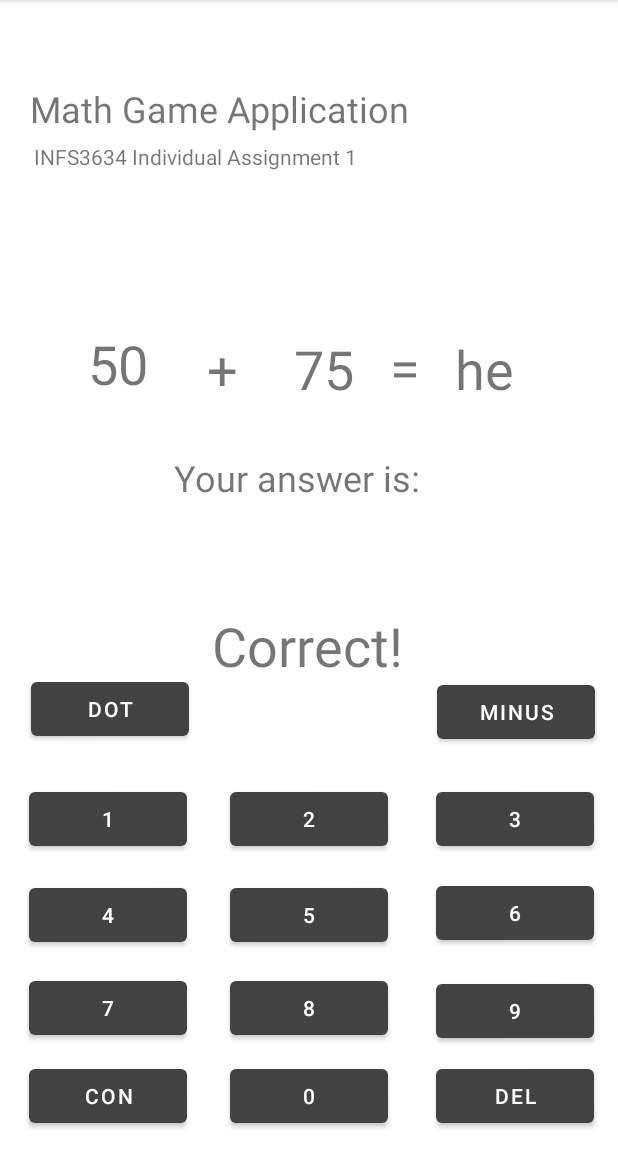
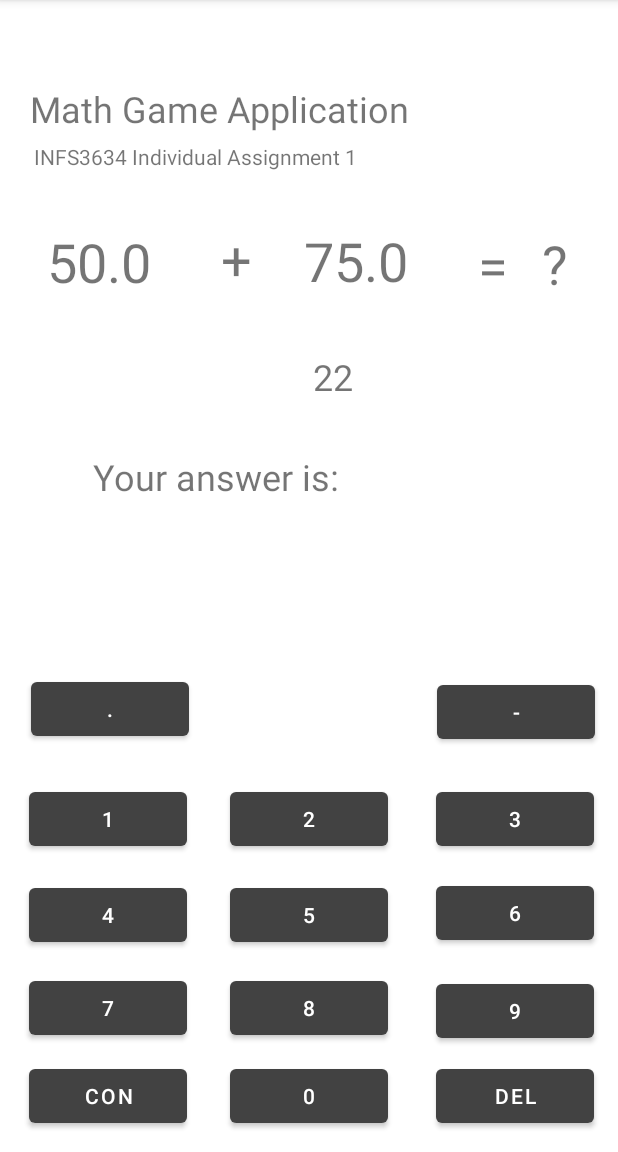
Before and after one commit to GinoWu777/Assignement1attempt2, an Android app: the screen it shows after launch (MainActivity), on a phone screen of 412 x 824 dp, the part 84-1236 px from its top. Run offline under Robolectric (Android 15) with nearby library versions, the phone set to English and light mode, and no system bars.

```diff
--- a/app/src/main/java/com/example/assignement1attempt2/MainActivity.java
+++ b/app/src/main/java/com/example/assignement1attempt2/MainActivity.java
@@ -2,7 +2,9 @@ package com.example.assignement1attempt2;
 
 import androidx.appcompat.app.AppCompatActivity;
 
+import android.graphics.Color;
 import android.os.Bundle;
+import android.os.CountDownTimer;
 import android.view.View;
 import android.content.Intent;
 import android.os.Bundle;
@@ -31,6 +33,14 @@ public class MainActivity extends AppCompatActivity {
     private Button zero;
     private Button delete;
     private Button confirm;
+    private TextView textView8;
+    private static final long START_TIME_IN_MILISEC= 30000;
+    private TextView Timer;
+    private CountDownTimer timelimit;
+    private boolean TimerRunning;
+    private long Timeleftinmilisec= START_TIME_IN_MILISEC;
+    private Button dot;
+    private Button minus;
 
 
     @Override
@@ -54,47 +64,69 @@ public class MainActivity extends AppCompatActivity {
         zero = findViewById(R.id.zero);
         delete = findViewById(R.id.delete);
         confirm = findViewById(R.id.confirm);
+        Timer = findViewById(R.id.Timer);
+        textView8=findViewById(R.id.textView8);
+        textView8.setText("?");
+        StartTimer();
+        response.setVisibility(View.INVISIBLE);
+        dot = findViewById(R.id.dot);
+        minus = findViewById(R.id.minus);
+        dot.setText(".");
+        minus.setText("-");
+
 
     }
 
     public void one(View view){
         printAns("1");
+        response.setVisibility(View.INVISIBLE);
     }
 
     public void two(View view){
         printAns("2");
+        response.setVisibility(View.INVISIBLE);
     }
     public void three(View view){
         printAns("3");
+        response.setVisibility(View.INVISIBLE);
     }
     public void four(View view){
         printAns("4");
+        response.setVisibility(View.INVISIBLE);
     }
     public void five(View view){
         printAns("5");
+        response.setVisibility(View.INVISIBLE);
     }
     public void six(View view){
         printAns("6");
+        response.setVisibility(View.INVISIBLE);
     }
     public void seven(View view){
         printAns("7");
+        response.setVisibility(View.INVISIBLE);
     }
     public void eight(View view){
         printAns("8");
+        response.setVisibility(View.INVISIBLE);
     }
     public void nine(View view){
         printAns("9");
+        response.setVisibility(View.INVISIBLE);
     }
     public void zero(View view){
         printAns("0");
+        response.setVisibility(View.INVISIBLE);
     }
 
     public void clear(View view){
         answer.setText("");
+        response.setVisibility(View.INVISIBLE);
     }
 
     public void dots(View view){
         printAns(".");
+        response.setVisibility(View.INVISIBLE);
     }
 
     public void minus(View view){
@@ -109,12 +141,19 @@ public class MainActivity extends AppCompatActivity {
         if (operator.getText().toString().equals("+")){
             correctans=firstnum+secondnum;
             if(correctans==userans){
-                response.setText("You are Correct!");
+                response.setVisibility(View.VISIBLE);
+                response.setTextColor(Color.parseColor("Green"));
+                response.setText("Correct!");
                 answer.setText("");
                 generatenewquestion();
+                OnPause();
+                ResetTimer();
+                StartTimer();
             }
             else {
-                response.setText("Your answer is incorrect!");
+                response.setVisibility(View.VISIBLE);
+                response.setTextColor(Color.parseColor("Red"));
+                response.setText("Incorrect!");
                 answer.setText("");
             }
 
@@ -122,12 +161,19 @@ public class MainActivity extends AppCompatActivity {
         else if(operator.getText().toString().equals("-")){
             correctans=firstnum-secondnum;
             if(correctans==userans){
-                response.setText("You are Correct!");
+                response.setVisibility(View.VISIBLE);
+                response.setTextColor(Color.parseColor("Green"));
+                response.setText("Correct!");
                 answer.setText("");
                 generatenewquestion();
+                OnPause();
+                ResetTimer();
+                StartTimer();
             }
             else {
-                response.setText("Your answer is incorrect!");
+                response.setVisibility(View.VISIBLE);
+                response.setTextColor(Color.parseColor("Red"));
+                response.setText("Incorrect!");
                 answer.setText("");
             }
         }
@@ -135,12 +181,19 @@ public class MainActivity extends AppCompatActivity {
         else if(operator.getText().toString().equals("*")){
             correctans=firstnum*secondnum;
             if(correctans==userans){
-                response.setText("You are Correct!");
+                response.setVisibility(View.VISIBLE);
+                response.setTextColor(Color.parseColor("Green"));
+                response.setText("Correct!");
                 answer.setText("");
                 generatenewquestion();
+                OnPause();
+                ResetTimer();
+                StartTimer();
             }
             else {
-                response.setText("Your answer is incorrect!");
+                response.setVisibility(View.VISIBLE);
+                response.setTextColor(Color.parseColor("Red"));
+                response.setText("Incorrect!");
                 answer.setText("");
             }
         }
@@ -149,12 +202,19 @@ public class MainActivity extends AppCompatActivity {
             correctans= Double.parseDouble(String.format("%.2f",firstnum/secondnum));
 
             if(correctans==userans){
-                response.setText("You are Correct!");
+                response.setVisibility(View.VISIBLE);
+                response.setTextColor(Color.parseColor("Green"));
+                response.setText("Correct!");
                 answer.setText("");
                 generatenewquestion();
+                OnPause();
+                ResetTimer();
+                StartTimer();
             }
             else {
-                response.setText("Your answer is incorrect!");
+                response.setVisibility(View.VISIBLE);
+                response.setTextColor(Color.parseColor("Red"));
+                response.setText("Incorrect!");
                 answer.setText("");
             }
         }
@@ -185,6 +245,8 @@ public class MainActivity extends AppCompatActivity {
             operator.setText("/");
         }
 
+        ResetTimer();
+
 
 
     }
@@ -196,6 +258,48 @@ public class MainActivity extends AppCompatActivity {
         answer.setText(text+s);
     }
 
+    private void StartTimer (){
+        timelimit= new CountDownTimer(Timeleftinmilisec,1000) {
+            @Override
+            public void onTick(long millisUntilFinished) {
+                //millisUntilFinished=30000;
+                Timeleftinmilisec=millisUntilFinished;
+                UpdateTimerText();
+
+            }
+
+            @Override
+            public void onFinish() {
+                TimerRunning=false;
+                answer.setText("");
+                generatenewquestion();
+                StartTimer();
+
+            }
+        }.start();
+        TimerRunning=true;
+    }
+
+    private void OnPause(){
+        timelimit.cancel();
+        TimerRunning=false;
+    }
+
+    private void UpdateTimerText(){
+        int seconds= (int) Timeleftinmilisec/1000;
+        String timeleft= String.format("%02d",seconds);
+        Timer.setText(timeleft);
+    }
+
+    private void ResetTimer(){
+        Timeleftinmilisec= START_TIME_IN_MILISEC;
+        //Timeleftinmilisec=30000;
+
+        UpdateTimerText();
+
+
+    }
+
 
 
 
--- a/app/src/main/res/layout/activity_main.xml
+++ b/app/src/main/res/layout/activity_main.xml
@@ -8,20 +8,21 @@
 
     <TextView
         android:id="@+id/response"
-        android:layout_width="157dp"
+        android:layout_width="118dp"
         android:layout_height="wrap_content"
         android:layout_alignParentStart="true"
         android:layout_alignParentLeft="true"
         android:layout_alignParentEnd="true"
         android:layout_alignParentRight="true"
         android:layout_alignParentBottom="true"
-        android:layout_marginStart="141dp"
-        android:layout_marginLeft="141dp"
-        android:layout_marginEnd="113dp"
-        android:layout_marginRight="113dp"
-        android:layout_marginBottom="313dp"
+        android:layout_marginStart="148dp"
+        android:layout_marginLeft="148dp"
+        android:layout_marginEnd="145dp"
+        android:layout_marginRight="145dp"
+        android:layout_marginBottom="346dp"
         android:text="Correct!"
-        android:textSize="36sp"
+        android:textSize="24sp"
+        android:visibility="visible"
         app:layout_constraintBottom_toBottomOf="parent"
         app:layout_constraintLeft_toLeftOf="parent"
         app:layout_constraintRight_toRightOf="parent"
@@ -63,10 +64,10 @@
         android:layout_alignParentEnd="true"
         android:layout_alignParentRight="true"
         android:layout_alignParentBottom="true"
-        android:layout_marginEnd="313dp"
-        android:layout_marginRight="313dp"
-        android:layout_marginBottom="501dp"
-        android:text="50"
+        android:layout_marginEnd="311dp"
+        android:layout_marginRight="311dp"
+        android:layout_marginBottom="569dp"
+        android:text="50.0"
         android:textSize="36sp" />
 
     <TextView
@@ -76,9 +77,9 @@
         android:layout_alignParentEnd="true"
         android:layout_alignParentRight="true"
         android:layout_alignParentBottom="true"
-        android:layout_marginEnd="253dp"
-        android:layout_marginRight="253dp"
-        android:layout_marginBottom="498dp"
+        android:layout_marginEnd="244dp"
+        android:layout_marginRight="244dp"
+        android:layout_marginBottom="571dp"
         android:text="+"
         android:textSize="36sp" />
 
@@ -89,10 +90,10 @@
         android:layout_alignParentEnd="true"
         android:layout_alignParentRight="true"
         android:layout_alignParentBottom="true"
-        android:layout_marginEnd="176dp"
-        android:layout_marginRight="176dp"
-        android:layout_marginBottom="498dp"
-        android:text="75"
+        android:layout_marginEnd="140dp"
+        android:layout_marginRight="140dp"
+        android:layout_marginBottom="570dp"
+        android:text="75.0"
         android:textSize="36sp" />
 
     <TextView
@@ -102,9 +103,9 @@
         android:layout_alignParentEnd="true"
         android:layout_alignParentRight="true"
         android:layout_alignParentBottom="true"
-        android:layout_marginEnd="132dp"
-        android:layout_marginRight="132dp"
-        android:layout_marginBottom="499dp"
+        android:layout_marginEnd="73dp"
+        android:layout_marginRight="73dp"
+        android:layout_marginBottom="567dp"
         android:text="="
         android:textSize="36sp" />
 
@@ -115,10 +116,10 @@
         android:layout_alignParentEnd="true"
         android:layout_alignParentRight="true"
         android:layout_alignParentBottom="true"
-        android:layout_marginEnd="186dp"
-        android:layout_marginRight="186dp"
-        android:layout_marginBottom="377dp"
-        android:textSize="36sp" />
+        android:layout_marginEnd="93dp"
+        android:layout_marginRight="93dp"
+        android:layout_marginBottom="434dp"
+        android:textSize="24sp" />
 
     <TextView
         android:id="@+id/textView8"
@@ -127,11 +128,12 @@
         android:layout_alignParentEnd="true"
         android:layout_alignParentRight="true"
         android:layout_alignParentBottom="true"
-        android:layout_marginEnd="69dp"
-        android:layout_marginRight="69dp"
-        android:layout_marginBottom="498dp"
-        android:text="he"
-        android:textSize="36sp" />
+        android:layout_marginEnd="33dp"
+        android:layout_marginRight="33dp"
+        android:layout_marginBottom="568dp"
+        android:text="p"
+        android:textSize="36sp"
+        android:visibility="visible" />
 
     <TextView
         android:id="@+id/textView9"
@@ -140,10 +142,10 @@
         android:layout_alignParentEnd="true"
         android:layout_alignParentRight="true"
         android:layout_alignParentBottom="true"
-        android:layout_marginEnd="126dp"
+        android:layout_marginEnd="180dp"
 
-        android:layout_marginRight="126dp"
-        android:layout_marginBottom="433dp"
+        android:layout_marginRight="180dp"
+        android:layout_marginBottom="434dp"
         android:text="Your answer is: "
         android:textSize="24sp" />
 
@@ -374,5 +376,18 @@
         app:backgroundTint="@color/cardview_dark_background"
         app:iconTint="@color/material_on_primary_emphasis_medium" />
 
+    <TextView
+        android:id="@+id/Timer"
+        android:layout_width="wrap_content"
+        android:layout_height="wrap_content"
+        android:layout_alignEnd="@+id/textView8"
+        android:layout_alignRight="@+id/textView8"
+        android:layout_alignBottom="@+id/secondno"
+        android:layout_marginEnd="143dp"
+        android:layout_marginRight="143dp"
+        android:layout_marginBottom="-69dp"
+        android:text="00:00"
+        android:textSize="24sp" />
+
 
 </RelativeLayout>
```
